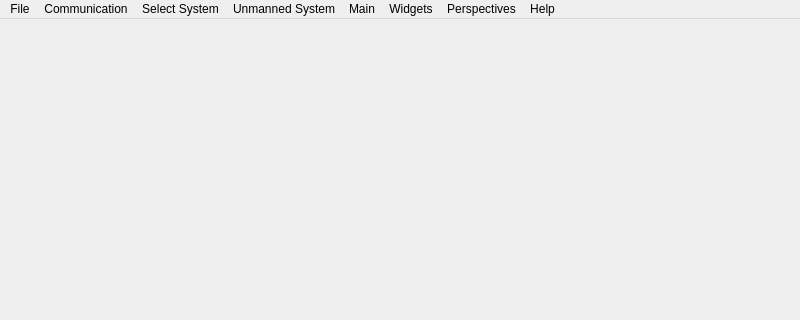
Before: the Qt Designer form src/ui/MainWindow.ui in mavlink/qgroundcontrol, drawn with Qt 5; both pictures show x 0 to 800 and y 0 to 320 of the 800 by 500 pixel window.
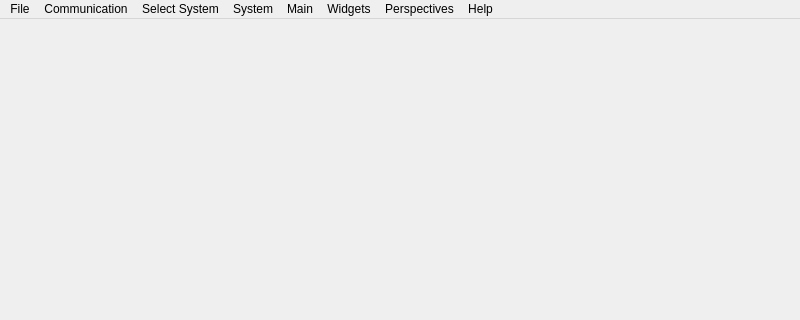
After: the same form once the commit is applied. Icons and pictures are not drawn.

Diff of the .ui file:
```diff
--- a/src/ui/MainWindow.ui
+++ b/src/ui/MainWindow.ui
@@ -95,7 +95,7 @@
      <bool>true</bool>
     </property>
     <property name="title">
-     <string>Unmanned System</string>
+     <string>System</string>
     </property>
     <property name="separatorsCollapsible">
      <bool>false</bool>
```
Left out of the diff: 50 changed lines with no effect on the pictures.
